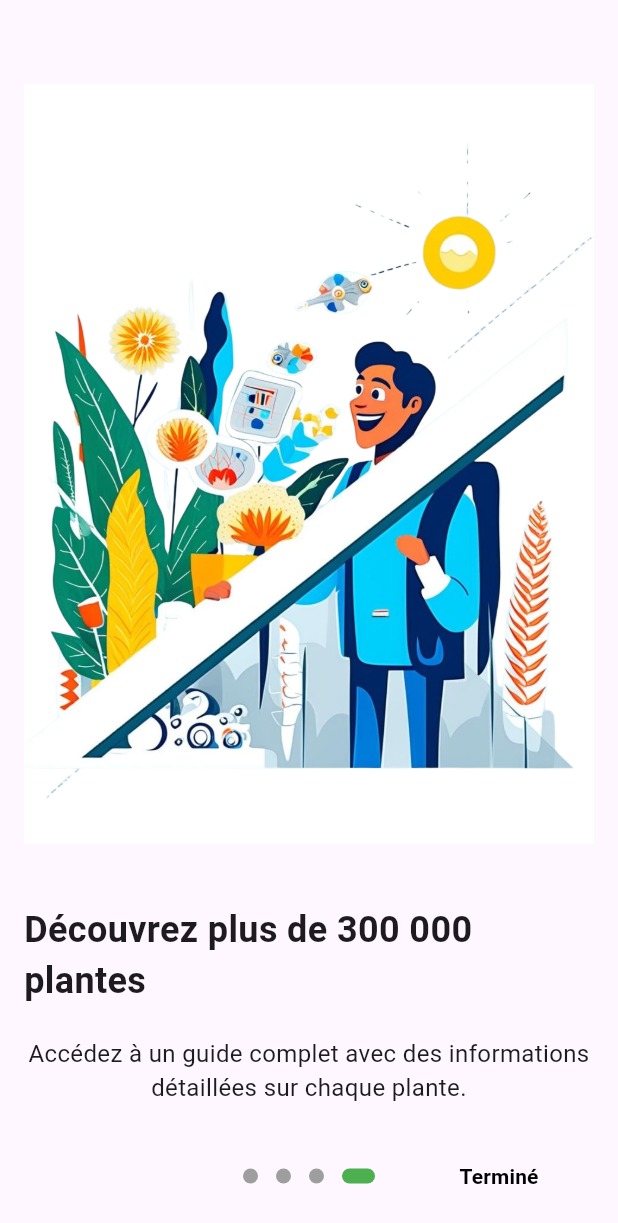
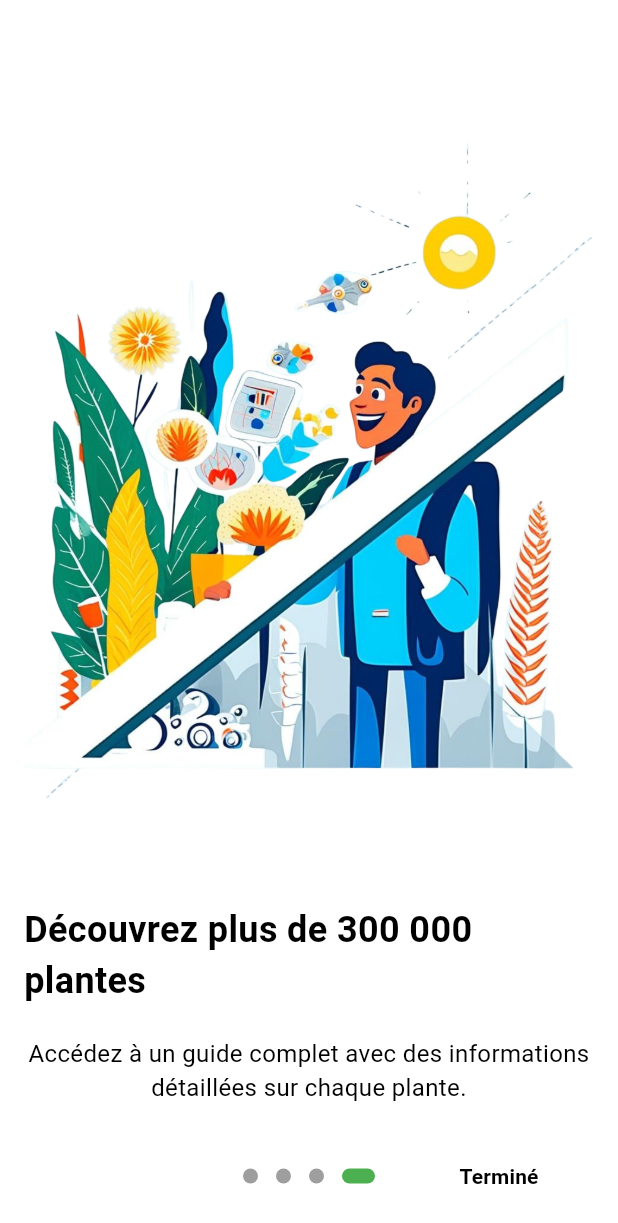
Before and after one commit to naelbenaissa/LeafGuard, a Flutter app: the screen it shows after launch, swiped to page 4, on a phone screen of 412 x 824 dp. Shown: the top 1223 px of the screen. Run offline on Flutter 3.47's test engine with Material 3 defaults, Android fonts, the phone set to English and light mode, and no system bars; drawn by our look-alikes of introduction_screen; our stand-ins replace cached_network_image, camera, go_router, image_picker, shared_preferences, sqflite and 2 more; accounts and stored records are empty.

Commit message:
Changement thème fonctionnel

```diff
--- a/lib/main.dart
+++ b/lib/main.dart
@@ -1,6 +1,9 @@
 import 'package:flutter/material.dart';
+import 'package:provider/provider.dart';
 import 'package:supabase_flutter/supabase_flutter.dart';
 import 'package:shared_preferences/shared_preferences.dart';
+import 'package:ui_leafguard/theme/theme.dart';
+import 'package:ui_leafguard/theme/theme_provider.dart';
 import 'utils/routes.dart';
 
 void main() async {
@@ -14,7 +17,12 @@ void main() async {
   final prefs = await SharedPreferences.getInstance();
   final bool onboardingComplete = prefs.getBool('onboarding_complete') ?? false;
 
-  runApp(MyApp(showOnboarding: !onboardingComplete));
+  runApp(
+    ChangeNotifierProvider(
+      create: (context) => ThemeProvider(),
+      child: MyApp(showOnboarding: !onboardingComplete),
+    ),
+  );
 }
 
 class MyApp extends StatelessWidget {
@@ -24,9 +32,16 @@ class MyApp extends StatelessWidget {
 
   @override
   Widget build(BuildContext context) {
-    return MaterialApp.router(
-      debugShowCheckedModeBanner: false,
-      routerConfig: Routes.routerConfiguration(showOnboarding: showOnboarding),
+    return Consumer<ThemeProvider>(
+      builder: (context, themeProvider, child) {
+        return MaterialApp.router(
+          theme: AppTheme.lightTheme,
+          darkTheme: AppTheme.darkTheme,
+          themeMode: themeProvider.themeMode,
+          debugShowCheckedModeBanner: false,
+          routerConfig: Routes.routerConfiguration(showOnboarding: showOnboarding),
+        );
+      },
     );
   }
 }
--- a/lib/theme/theme.dart
+++ b/lib/theme/theme.dart
@@ -0,0 +1,80 @@
+import 'package:flutter/material.dart';
+
+class AppTheme {
+  // Couleurs principales
+  static const Color primaryColor = Colors.green;
+  static const Color accentColor = Colors.greenAccent;
+  static const Color backgroundColorLight = Colors.white;
+  static const Color backgroundColorDark = Colors.black;
+  static const Color textColorLight = Colors.black;
+  static const Color textColorDark = Colors.white;
+  static const Color greyColor = Colors.grey;
+
+  // Thème clair
+  static final ThemeData lightTheme = ThemeData(
+    primaryColor: primaryColor,
+    scaffoldBackgroundColor: backgroundColorLight,
+    appBarTheme: _appBarTheme(backgroundColorLight, textColorLight),
+    bottomNavigationBarTheme: _bottomNavBarTheme(backgroundColorLight, textColorLight),
+    textTheme: _textTheme(textColorLight),
+    cardTheme: _cardTheme(Colors.white),
+    buttonTheme: _buttonTheme(primaryColor),
+  );
+
+  // Thème sombre
+  static final ThemeData darkTheme = ThemeData.dark().copyWith(
+    primaryColor: primaryColor,
+    scaffoldBackgroundColor: backgroundColorDark,
+    appBarTheme: _appBarTheme(backgroundColorDark, textColorDark),
+    bottomNavigationBarTheme: _bottomNavBarTheme(backgroundColorDark, textColorDark),
+    textTheme: _textTheme(textColorDark),
+    cardTheme: _cardTheme(Colors.grey[900]!),
+  );
+
+  // 🎨 Thème AppBar
+  static AppBarTheme _appBarTheme(Color bgColor, Color iconColor) {
+    return AppBarTheme(
+      backgroundColor: bgColor,
+      elevation: 0,
+      iconTheme: IconThemeData(color: iconColor),
+    );
+  }
+
+  // 🎨 Thème BottomNavigationBar
+  static BottomNavigationBarThemeData _bottomNavBarTheme(Color bgColor, Color iconColor) {
+    return BottomNavigationBarThemeData(
+      backgroundColor: bgColor,
+      selectedItemColor: primaryColor,
+      unselectedItemColor: greyColor,
+      showSelectedLabels: false,
+      showUnselectedLabels: false,
+    );
+  }
+
+  // 🎨 Thème Textes
+  static TextTheme _textTheme(Color textColor) {
+    return TextTheme(
+      bodyLarge: TextStyle(fontSize: 18, color: textColor),
+      bodyMedium: TextStyle(fontSize: 16, color: textColor),
+      bodySmall: TextStyle(fontSize: 14, color: greyColor),
+    );
+  }
+
+  // 🎨 Thème Cartes
+  static CardTheme _cardTheme(Color color) {
+    return CardTheme(
+      elevation: 4,
+      shape: RoundedRectangleBorder(borderRadius: BorderRadius.circular(15)),
+      margin: const EdgeInsets.symmetric(vertical: 8, horizontal: 10),
+      color: color,
+    );
+  }
+
+  // 🎨 Thème Boutons
+  static ButtonThemeData _buttonTheme(Color color) {
+    return ButtonThemeData(
+      buttonColor: color,
+      textTheme: ButtonTextTheme.primary,
+    );
+  }
+}
--- /dev/null
+++ b/lib/theme/theme_provider.dart
@@ -0,0 +1,26 @@
+import 'package:flutter/material.dart';
+import 'package:shared_preferences/shared_preferences.dart';
+
+class ThemeProvider extends ChangeNotifier {
+  ThemeMode _themeMode = ThemeMode.light;
+
+  ThemeMode get themeMode => _themeMode;
+
+  ThemeProvider() {
+    _loadTheme();
+  }
+
+  void _loadTheme() async {
+    final prefs = await SharedPreferences.getInstance();
+    final isDarkMode = prefs.getBool('isDarkMode') ?? false;
+    _themeMode = isDarkMode ? ThemeMode.dark : ThemeMode.light;
+    notifyListeners();
+  }
+
+  void toggleTheme() async {
+    final prefs = await SharedPreferences.getInstance();
+    _themeMode = _themeMode == ThemeMode.light ? ThemeMode.dark : ThemeMode.light;
+    await prefs.setBool('isDarkMode', _themeMode == ThemeMode.dark);
+    notifyListeners();
+  }
+}
--- a/lib/views/favorites/appbar/favorites_appbar.dart
+++ b/lib/views/favorites/appbar/favorites_appbar.dart
@@ -16,7 +16,7 @@ class FavoritesAppbar extends StatelessWidget implements PreferredSizeWidget {
       child: Stack(
         children: [
           AppBar(
-            backgroundColor: Colors.white,
+            backgroundColor: Colors.transparent,
             elevation: 0,
           ),
           Positioned(
--- a/pubspec.yaml
+++ b/pubspec.yaml
@@ -24,6 +24,7 @@ dependencies:
   image_picker: ^1.1.2
   introduction_screen: ^3.1.17
   cached_network_image: ^3.4.1
+  provider: ^6.1.2
 
 dev_dependencies:
   flutter_test:
```
Also changed, not shown: lib/views/bar/custom_bottombar.dart (+9 -6 lines), lib/views/home/appbar/home_appbar.dart (+18 -12 lines), pubspec.lock, 4 other files.
